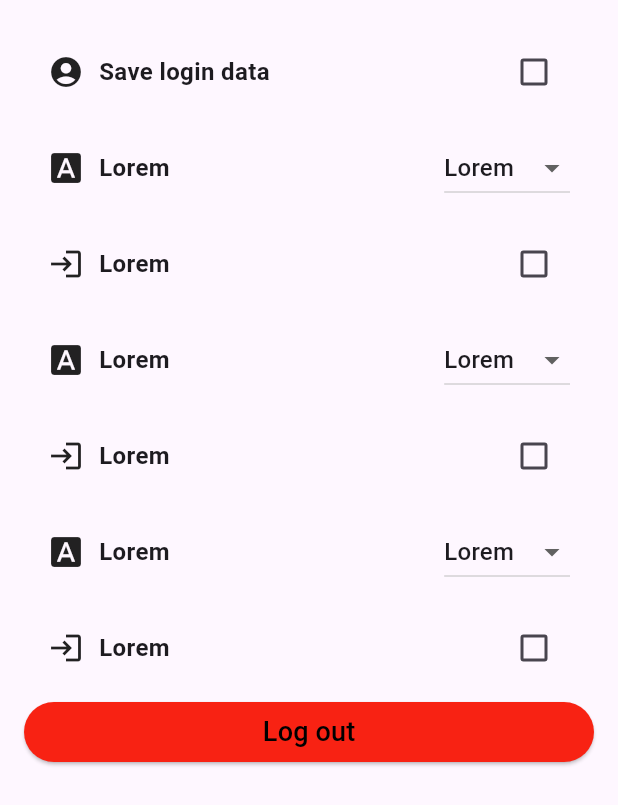
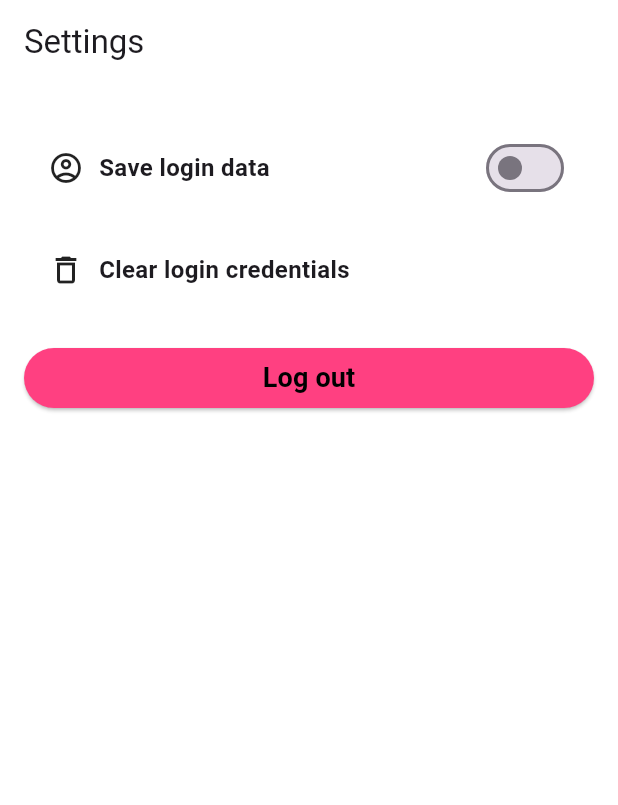
Before and after one commit to marselo-4/insta_dam, a Flutter app: the SettingsScreen screen opened by its route, on a phone screen of 412 x 824 dp. Shown: the top 805 px of the screen. Run offline on Flutter 3.47's test engine with Material 3 defaults, Android fonts, the light colour scheme and no system bars; our stand-ins replace image_picker, shared_preferences; accounts and stored records are empty; network calls fail.

Commit message:
111124_Lujan_PersistentLogin_done

```diff
--- a/lib/screens/settings_screen.dart
+++ b/lib/screens/settings_screen.dart
@@ -1,4 +1,5 @@
 import 'package:flutter/material.dart';
+import 'package:shared_preferences/shared_preferences.dart';
 
 class SettingsScreen extends StatefulWidget {
   const SettingsScreen({super.key});
@@ -8,121 +9,80 @@ class SettingsScreen extends StatefulWidget {
 }
 
 class _SettingsScreenState extends State<SettingsScreen> {
-  String? _selectedList = "Lorem";
-  bool? valueBox = false;
+  bool valueSwitch = false;
+
+  @override
+  void initState() {
+    loadValueSwitch();
+    super.initState();
+  }
 
   @override
   Widget build(BuildContext context) {
     return Scaffold(
-      body: ListView(padding: const EdgeInsets.all(16), children: [
+      backgroundColor: Colors.white,
+      appBar: AppBar(
+        backgroundColor: Colors.white,
+        title: const Text(
+          'Settings',
+        ),
+        automaticallyImplyLeading: false,
+      ),
+      body: ListView(
+        padding: const EdgeInsets.all(16),
+        children: [
           ItemSettings(
             title: 'Save login data',
-          icon: Icons.account_circle,
-          trailing: Checkbox(value: valueBox, onChanged: (bool? value) {setState(() {
-            valueBox = value;
-          });}  ),
-        ),
-        ItemSettings(
-          title: 'Lorem',
-          icon: Icons.font_download,
-          trailing: DropdownButton<String>(
-            value: _selectedList,
-            items: const [
-              DropdownMenuItem(
-                value: "Lorem",
-                child: Text("Lorem"),
-              ),
-              DropdownMenuItem(
-                value: "Lorem 2",
-                child: Text("Lorem 2"),
-              ),
-            ],
-            onChanged: (String? newValue) {
-              setState(() {
-                _selectedList = newValue;
-              });
+            icon: Icons.account_circle_outlined,
+            trailing: Switch(
+              value: valueSwitch,
+              activeColor: Colors.pinkAccent,
+              onChanged: (bool value) {
+                setState(
+                  () {
+                    valueSwitch = value;
+                    saveValueSwitch();
+                  },
+                );
               },
             ),
           ),
-         ItemSettings(
-          title: 'Lorem',
-          icon: Icons.login,
-          trailing: Checkbox(value: valueBox, onChanged: (bool? value) {setState(() {
-            valueBox = value;
-          });}  ),
+          ItemSettingsButton(
+            title: 'Clear login credentials',
+            icon: Icons.delete_outline,
+            onTapFunction: () => popupClearCredentials(context),
           ),
-        ItemSettings(
-          title: 'Lorem',
-          icon: Icons.font_download,
-          trailing: DropdownButton<String>(
-            value: _selectedList,
-            items: const [
-              DropdownMenuItem(
-                value: "Lorem",
-                child: Text("Lorem"),
-              ),
-              DropdownMenuItem(
-                value: "Lorem 2",
-                child: Text("Lorem 2"),
-              ),
-            ],
-            onChanged: (String? newValue) {
-              setState(() {
-                _selectedList = newValue;
-              });
-            },
-          ),
-        ),
-         ItemSettings(
-          title: 'Lorem',
-          icon: Icons.login,
-          trailing: Checkbox(value: valueBox, onChanged: (bool? value) {setState(() {
-            valueBox = value;
-          });}  ),
-        ),
-        ItemSettings(
-          title: 'Lorem',
-          icon: Icons.font_download,
-          trailing: DropdownButton<String>(
-            value: _selectedList,
-            items: const [
-              DropdownMenuItem(
-                value: "Lorem",
-                child: Text("Lorem"),
-              ),
-              DropdownMenuItem(
-                value: "Lorem 2",
-                child: Text("Lorem 2"),
-              ),
-            ],
-            onChanged: (String? newValue) {
-              setState(() {
-                _selectedList = newValue;
-              });
-            },
-          ),
-        ),
-
-         ItemSettings(
-          title: 'Lorem',
-          icon: Icons.login,
-          trailing: Checkbox(value: valueBox, onChanged: (bool? value) {setState(() {
-            valueBox = value;
-          });}  ),
-        ),
-
-         ElevatedButton(
+          Padding(
+            padding: const EdgeInsets.only(top: 20.0),
+            child: ElevatedButton(
               style: ElevatedButton.styleFrom(
-              backgroundColor: const Color.fromARGB(255, 248, 34, 19),
-              foregroundColor:  Colors.black,
+                backgroundColor: Colors.pinkAccent,
+                foregroundColor: Colors.black,
               ),
               onPressed: () {
                 Navigator.pushNamed(context, '/login');
               },
-            child: const Text("Log out", style: TextStyle(fontSize: 18),),
+              child: const Text(
+                "Log out",
+                style: TextStyle(fontSize: 18, fontWeight: FontWeight.bold),
               ),
-      ]),
+            ),
+          ),
+        ],
+      ),
     );
+  }
+
+  void saveValueSwitch() async {
+    SharedPreferences prefs = await SharedPreferences.getInstance();
+    await prefs.setBool('isRemembered', valueSwitch);
+  }
+
+  Future<void> loadValueSwitch() async {
+    SharedPreferences prefs = await SharedPreferences.getInstance();
+    setState(() {
+      valueSwitch = prefs.getBool('isRemembered') ?? false;
+    });
   }
 }
 
@@ -145,7 +105,9 @@ class ItemSettings extends StatefulWidget {
 class _ItemSettingsState extends State<ItemSettings> {
   @override
   Widget build(BuildContext context) {
-    return Container(
+    return Padding(
+      padding: const EdgeInsets.symmetric(vertical: 8.0),
+      child: Container(
         padding: const EdgeInsets.symmetric(vertical: 8.0, horizontal: 16.0),
         child: Row(
           children: [
@@ -154,21 +116,108 @@ class _ItemSettingsState extends State<ItemSettings> {
             Expanded(
               child: Text(
                 widget.title,
-              style: const TextStyle(fontSize: 16.0, fontWeight: FontWeight.bold),
+                style: const TextStyle(
+                    fontSize: 16.0, fontWeight: FontWeight.bold),
               ),
             ),
             if (widget.trailing != null) widget.trailing!,
           ],
         ),
+      ),
     );
   }
 }
-// TODO: Chechlist config ( Save LogIn data --> Mostrarlos en el login = autocomplete)
-// TODO: Fe us de persistencia per guardar aquesta llista
-// Boton de Salir --> Login
-// Conté un cheklist que com a mínim mostra una opció de configuració: guardar dades
-// d’inici de sessió.
-// Aquí aplicareu la persistència de dades. Aquestes dades cal guardar-les localment
-// fent ús del paquet shared_preferences.
-//I després mostrar les dades guardades a l’obrir l’app a la pantalla log-in.
-//Conté un botó per sortir de la sessió de l’usuari que el retorna directament a la pantalla log-in.
+
+class ItemSettingsButton extends StatefulWidget {
+  const ItemSettingsButton(
+      {super.key,
+      required this.title,
+      required this.icon,
+      this.trailing,
+      required this.onTapFunction});
+
+  final String title;
+  final IconData icon;
+  final Widget? trailing;
+  final Function onTapFunction;
+
+  @override
+  State<ItemSettingsButton> createState() => _ItemSettingsButtonState();
+}
+
+class _ItemSettingsButtonState extends State<ItemSettingsButton> {
+  @override
+  Widget build(BuildContext context) {
+    return GestureDetector(
+      child: Padding(
+        padding: const EdgeInsets.symmetric(vertical: 8.0),
+        child: Container(
+          padding: const EdgeInsets.symmetric(vertical: 8.0, horizontal: 16.0),
+          child: Row(
+            children: [
+              Icon(widget.icon, size: 24.0),
+              const SizedBox(width: 10.0),
+              Expanded(
+                child: Text(
+                  widget.title,
+                  style: const TextStyle(
+                      fontSize: 16.0, fontWeight: FontWeight.bold),
+                ),
+              ),
+              if (widget.trailing != null) widget.trailing!,
+            ],
+          ),
+        ),
+      ),
+      onTap: () {
+        widget.onTapFunction();
+      },
+    );
+  }
+}
+
+Future<void> popupClearCredentials(BuildContext context) {
+  return showDialog<void>(
+    context: context,
+    builder: (BuildContext context) {
+      return AlertDialog(
+        backgroundColor: Colors.white,
+        title: const Text('Clear credentials'),
+        content: const Text(
+          'Are you sure you want to clear the login credentials? This action cannot be undone.',
+        ),
+        actions: <Widget>[
+          TextButton(
+            style: TextButton.styleFrom(),
+            child: const Text(
+              'Accept',
+              style:
+                  TextStyle(color: Colors.black, fontWeight: FontWeight.bold),
+            ),
+            onPressed: () {
+              Navigator.of(context).pop();
+              clearCredentials();
+            },
+          ),
+          TextButton(
+            style: TextButton.styleFrom(),
+            child: const Text(
+              'Cancel',
+              style:
+                  TextStyle(color: Colors.black, fontWeight: FontWeight.bold),
+            ),
+            onPressed: () {
+              Navigator.of(context).pop();
+            },
+          ),
+        ],
+      );
+    },
+  );
+}
+
+Future<void> clearCredentials() async {
+  final prefs = await SharedPreferences.getInstance();
+  await prefs.remove('Username');
+  await prefs.remove('Password');
+}
--- a/pubspec.yaml
+++ b/pubspec.yaml
@@ -63,7 +63,6 @@ flutter:
   # To add assets to your application, add an assets section, like this:
   assets:
     - assets/img/
-    - assets/fonts/
 
   # An image asset can refer to one or more resolution-specific "variants", see
   # https://flutter.dev/to/resolution-aware-images
```
Also changed, not shown: lib/screens/login_screen.dart (+97 -13 lines), lib/screens/signup_screen.dart (+37 -23 lines). Lines whose indentation alone changed are shown as unchanged.
